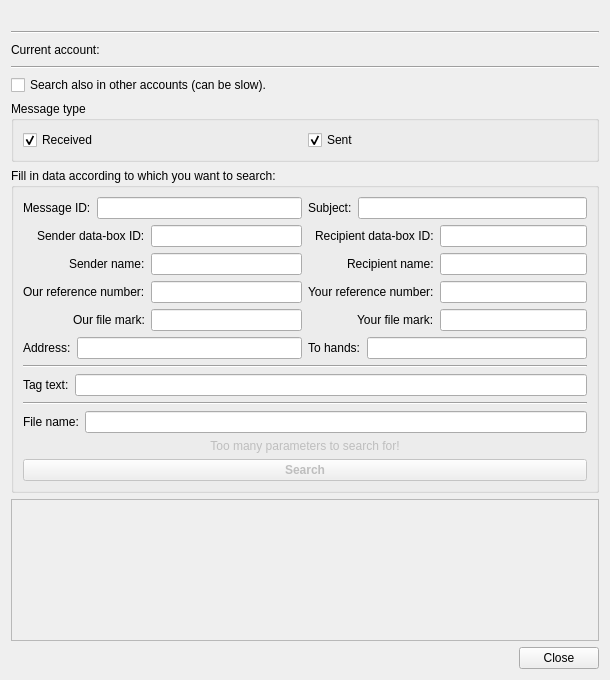
Above: src/gui/ui/dlg_msg_search.ui from psakar/datovka before the change. Below: the same form after it.
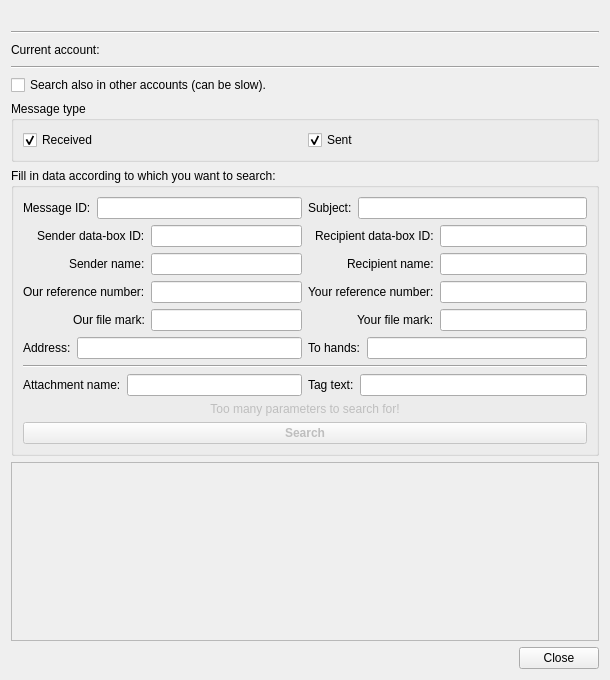
That is the form after the change. Icons and pictures are not drawn. Custom widgets are drawn as their Qt base class.

Commit message: Changed search dialogue layout

The edit to the form file:
```diff
--- a/src/gui/ui/dlg_msg_search.ui
+++ b/src/gui/ui/dlg_msg_search.ui
@@ -315,36 +315,33 @@
       <item>
        <layout class="QHBoxLayout" name="h4">
         <item>
+         <layout class="QFormLayout" name="formLayout_10">
+          <item row="0" column="0">
+           <widget class="QLabel" name="fileNameLabel">
+            <property name="text">
+             <string>Attachment name:</string>
+            </property>
+           </widget>
+          </item>
+          <item row="0" column="1">
+           <widget class="QLineEdit" name="fileNameLine"/>
+          </item>
+         </layout>
+        </item>
+        <item>
+         <layout class="QFormLayout" name="formLayout_6">
+          <item row="0" column="0">
          <widget class="QLabel" name="tagLabel">
           <property name="text">
            <string>Tag text:</string>
           </property>
          </widget>
         </item>
-        <item>
+          <item row="0" column="1">
          <widget class="QLineEdit" name="tagLine"/>
         </item>
        </layout>
       </item>
-      <item>
-       <widget class="Line" name="line_4">
-        <property name="orientation">
-         <enum>Qt::Horizontal</enum>
-        </property>
-       </widget>
-      </item>
-      <item>
-       <layout class="QHBoxLayout" name="h5">
-        <item>
-         <widget class="QLabel" name="fileNameLabel">
-          <property name="text">
-           <string>File name:</string>
-          </property>
-         </widget>
-        </item>
-        <item>
-         <widget class="QLineEdit" name="fileNameLine"/>
-        </item>
        </layout>
       </item>
       <item>
```
Left out of the diff: 1 changed line with no effect on the pictures. Lines whose indentation alone changed are shown as unchanged.
